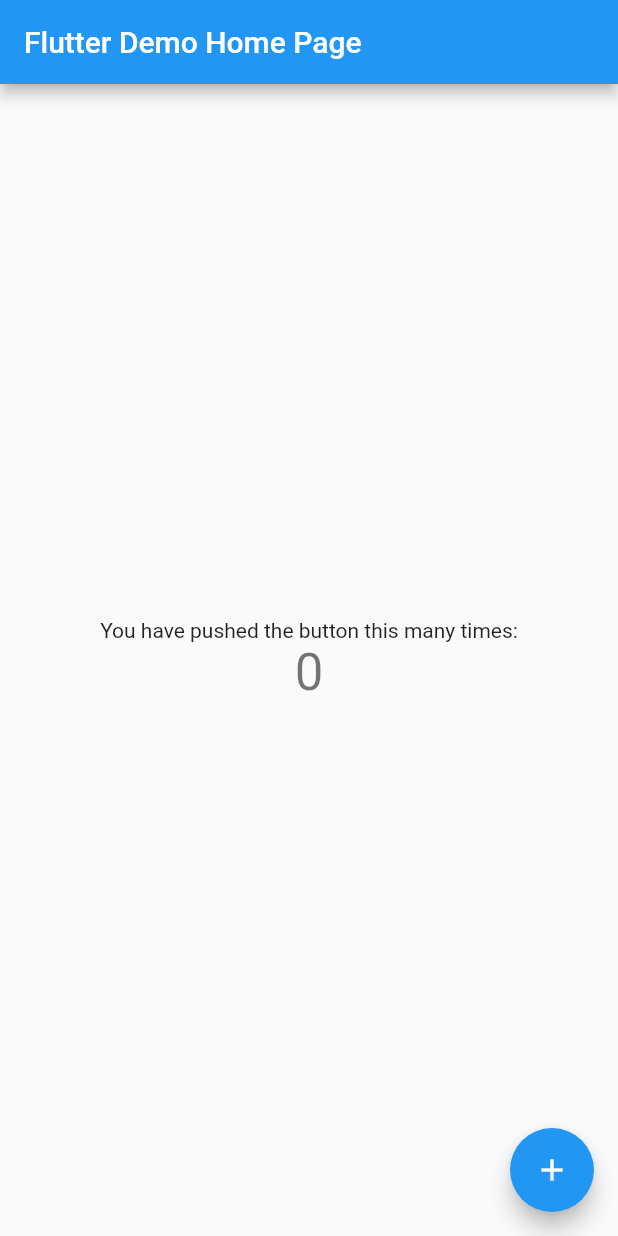
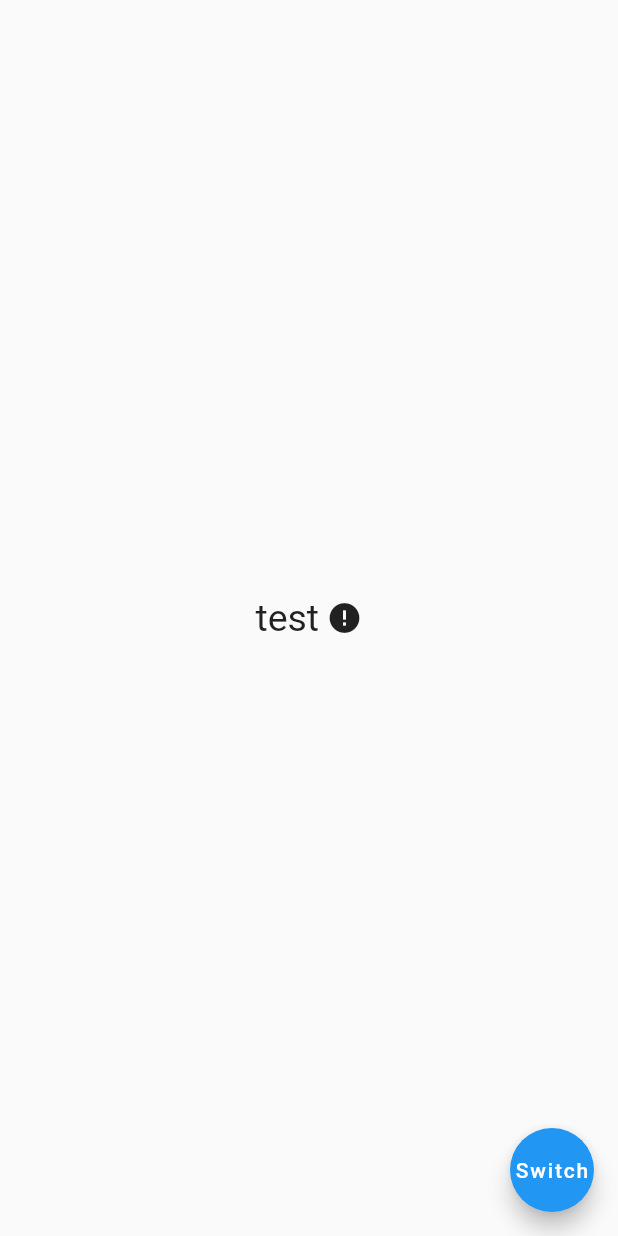
Before and after one commit to MbIXjkee/mob_futh, a Flutter app: the screen it shows after launch, on a phone screen of 412 x 824 dp. Run offline on Flutter 3.47's test engine with Material 2 defaults, Android fonts, the phone set to English and light mode, and no system bars.

```diff
--- a/lib/main.dart
+++ b/lib/main.dart
@@ -5,43 +5,21 @@ void main() {
 }
 
 class MyApp extends StatelessWidget {
-  // This widget is the root of your application.
   @override
   Widget build(BuildContext context) {
     return MaterialApp(
-      title: 'Flutter Demo',
+      title: 'Mobius Reuse',
       theme: ThemeData(
-        // This is the theme of your application.
-        //
-        // Try running your application with "flutter run". You'll see the
-        // application has a blue toolbar. Then, without quitting the app, try
-        // changing the primarySwatch below to Colors.green and then invoke
-        // "hot reload" (press "r" in the console where you ran "flutter run",
-        // or simply save your changes to "hot reload" in a Flutter IDE).
-        // Notice that the counter didn't reset back to zero; the application
-        // is not restarted.
         primarySwatch: Colors.blue,
-        // This makes the visual density adapt to the platform that you run
-        // the app on. For desktop platforms, the controls will be smaller and
-        // closer together (more dense) than on mobile platforms.
         visualDensity: VisualDensity.adaptivePlatformDensity,
       ),
-      home: MyHomePage(title: 'Flutter Demo Home Page'),
+      home: MyHomePage(title: 'Reuse Demo Page'),
     );
   }
 }
 
 class MyHomePage extends StatefulWidget {
   MyHomePage({Key key, this.title}) : super(key: key);
-
-  // This widget is the home page of your application. It is stateful, meaning
-  // that it has a State object (defined below) that contains fields that affect
-  // how it looks.
-
-  // This class is the configuration for the state. It holds the values (in this
-  // case the title) provided by the parent (in this case the App widget) and
-  // used by the build method of the State. Fields in a Widget subclass are
-  // always marked "final".
 
   final String title;
 
@@ -50,68 +28,54 @@ class MyHomePage extends StatefulWidget {
 }
 
 class _MyHomePageState extends State<MyHomePage> {
-  int _counter = 0;
-
-  void _incrementCounter() {
-    setState(() {
-      // This call to setState tells the Flutter framework that something has
-      // changed in this State, which causes it to rerun the build method below
-      // so that the display can reflect the updated values. If we changed
-      // _counter without calling setState(), then the build method would not be
-      // called again, and so nothing would appear to happen.
-      _counter++;
-    });
-  }
+  bool _isFirst = true;
 
   @override
   Widget build(BuildContext context) {
-    // This method is rerun every time setState is called, for instance as done
-    // by the _incrementCounter method above.
-    //
-    // The Flutter framework has been optimized to make rerunning build methods
-    // fast, so that you can just rebuild anything that needs updating rather
-    // than having to individually change instances of widgets.
     return Scaffold(
-      appBar: AppBar(
-        // Here we take the value from the MyHomePage object that was created by
-        // the App.build method, and use it to set our appbar title.
-        title: Text(widget.title),
-      ),
       body: Center(
-        // Center is a layout widget. It takes a single child and positions it
-        // in the middle of the parent.
-        child: Column(
-          // Column is also a layout widget. It takes a list of children and
-          // arranges them vertically. By default, it sizes itself to fit its
-          // children horizontally, and tries to be as tall as its parent.
-          //
-          // Invoke "debug painting" (press "p" in the console, choose the
-          // "Toggle Debug Paint" action from the Flutter Inspector in Android
-          // Studio, or the "Toggle Debug Paint" command in Visual Studio Code)
-          // to see the wireframe for each widget.
-          //
-          // Column has various properties to control how it sizes itself and
-          // how it positions its children. Here we use mainAxisAlignment to
-          // center the children vertically; the main axis here is the vertical
-          // axis because Columns are vertical (the cross axis would be
-          // horizontal).
-          mainAxisAlignment: MainAxisAlignment.center,
-          children: <Widget>[
-            Text(
-              'You have pushed the button this many times:',
-            ),
-            Text(
-              '$_counter',
-              style: Theme.of(context).textTheme.headline4,
-            ),
-          ],
-        ),
+        child: _isFirst ? first() : second(),
       ),
       floatingActionButton: FloatingActionButton(
-        onPressed: _incrementCounter,
-        tooltip: 'Increment',
-        child: Icon(Icons.add),
-      ), // This trailing comma makes auto-formatting nicer for build methods.
+        child: Text("Switch"),
+        onPressed: () {
+          setState(() {
+            _isFirst = !_isFirst;
+          });
+        },
+      ),
     );
   }
+
+  Widget first() => Row(
+        mainAxisAlignment: MainAxisAlignment.center,
+        children: <Widget>[
+          Text(
+            "test",
+            style: TextStyle(fontSize: 25),
+          ),
+          SizedBox(
+            width: 5,
+          ),
+          Icon(
+            Icons.error,
+          ),
+        ],
+      );
+
+  Widget second() => Row(
+        mainAxisAlignment: MainAxisAlignment.center,
+        children: <Widget>[
+          Text(
+            "one more test",
+            style: TextStyle(fontSize: 25),
+          ),
+          Padding(
+            padding: EdgeInsets.only(left: 5),
+          ),
+          Icon(
+            Icons.add,
+          ),
+        ],
+      );
 }
```
